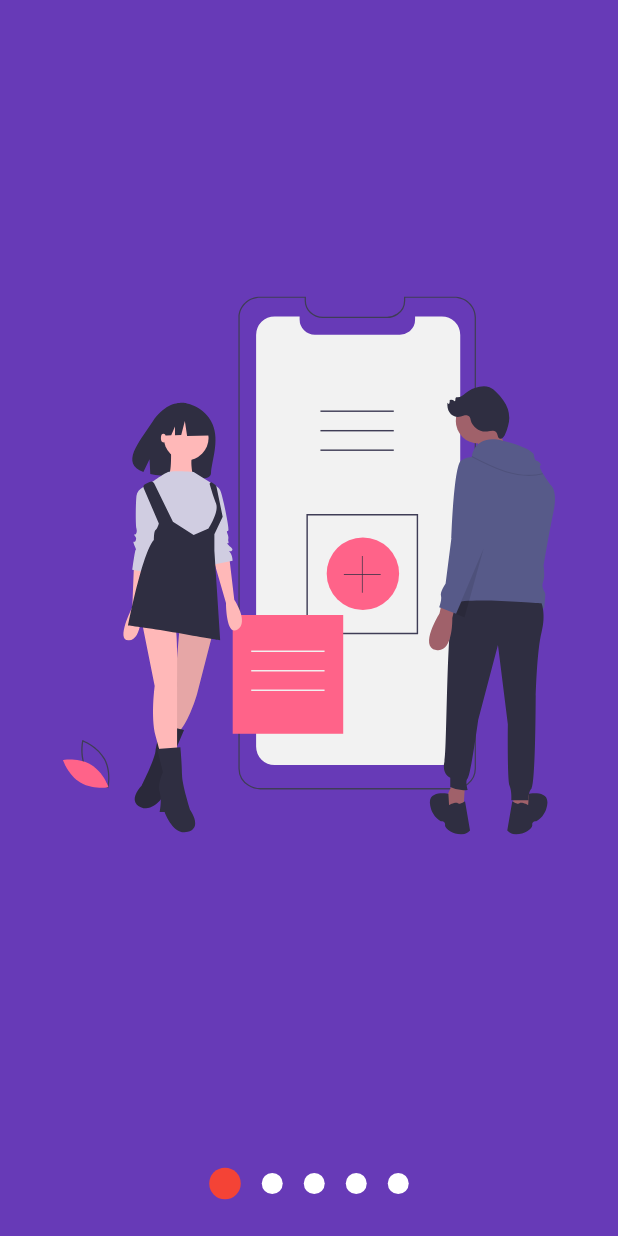
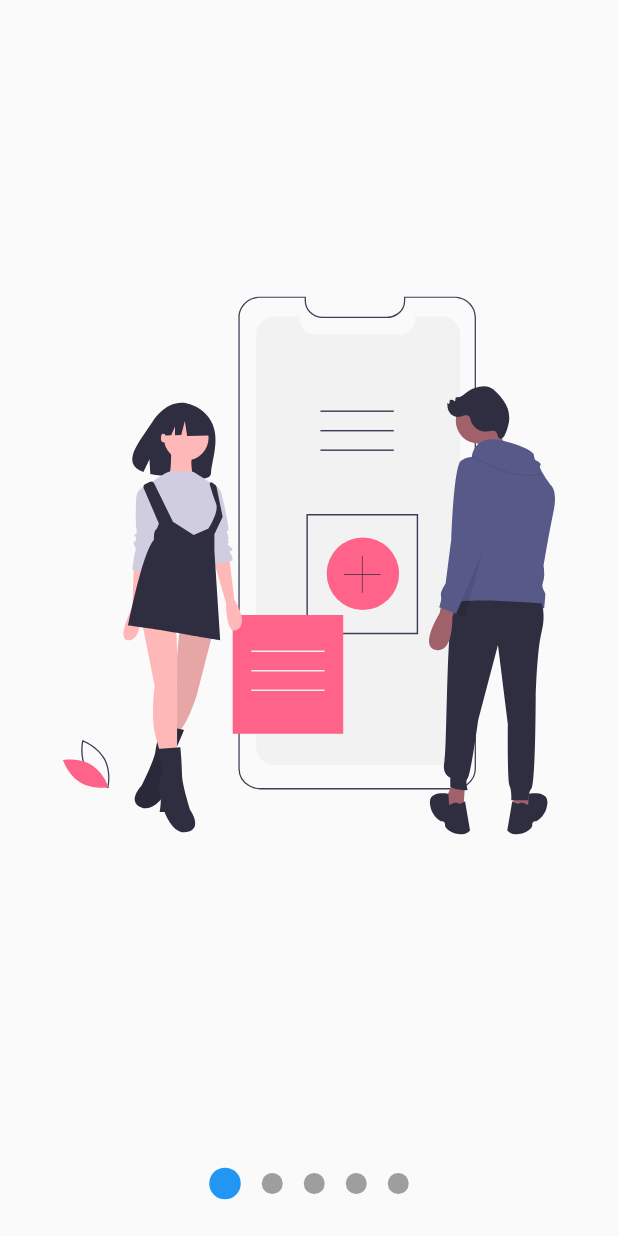
Before and after one commit to fmontalvoo/theme_app, a Flutter app: the screen it shows after launch, after a tap on "Slideshow", on a phone screen of 412 x 824 dp. Run offline on Flutter 3.47's test engine with Material 2 defaults, Android fonts, the phone set to English and light mode, and no system bars; our stand-ins replace animate_do, flutter_svg, font_awesome_flutter.

Commit message:
Modifico esquema de colores segun el tema seleccionado.
Signed-off-by: Frank Montalvo Ochoa <fmontalvoo@ups.edu.ec>

```diff
--- a/lib/src/pages/circular_progress_page.dart
+++ b/lib/src/pages/circular_progress_page.dart
@@ -11,6 +11,7 @@ class _CircularProgressPageState extends State<CircularProgressPage> {
   double porcentaje = 0.0;
   @override
   Widget build(BuildContext context) {
+    final theme = Theme.of(context);
     return Scaffold(
       body: Center(
         child: Container(
@@ -18,8 +19,8 @@ class _CircularProgressPageState extends State<CircularProgressPage> {
             height: 250.0,
             child: RadialProgressIndicator(
               percentage: porcentaje,
-              outStrokeColor: Colors.blue,
-              inStrokeColor: Colors.grey,
+              // outStrokeColor: Colors.amber,
+              inStrokeColor: theme.textTheme.bodyText1.color,
               inStrokeWitdh: 5.0,
               outStrokeWitdh: 10.0,
               gradient: LinearGradient(colors: <Color>[
--- a/lib/src/pages/headers_page.dart
+++ b/lib/src/pages/headers_page.dart
@@ -5,8 +5,9 @@ import 'package:themes_app/src/widgets/headers.dart';
 class HeadersPage extends StatelessWidget {
   @override
   Widget build(BuildContext context) {
+    final theme = Theme.of(context);
     return Scaffold(
-      body: HeaderWaveGradient(),
+      body: HeaderWave(color: theme.accentColor),
     );
   }
 }
--- a/lib/src/pages/slide_show_page.dart
+++ b/lib/src/pages/slide_show_page.dart
@@ -7,11 +7,12 @@ import 'package:themes_app/src/widgets/slide_show.dart';
 class SlideShowPage extends StatelessWidget {
   @override
   Widget build(BuildContext context) {
+    final theme = Theme.of(context);
     return Scaffold(
-      backgroundColor: Colors.deepPurple,
+      backgroundColor: theme.scaffoldBackgroundColor,
       body: SlideShow(
-        primaryColor: Colors.red,
-        secondaryColor: Colors.white,
+        primaryColor: theme.accentColor,
+        // secondaryColor: Colors.white,
         children: [
           SvgPicture.asset('lib/assets/images/slide-1.svg'),
           SvgPicture.asset('lib/assets/images/slide-2.svg'),
--- a/lib/src/routes/routes.dart
+++ b/lib/src/routes/routes.dart
@@ -34,7 +34,7 @@ class AppRoutes {
         page: CircularProgressPage()),
     _Route(
         icon: FontAwesomeIcons.pinterest,
-        title: "Pinteres",
+        title: "Pinterest",
         page: PinterestPage()),
     _Route(
         icon: FontAwesomeIcons.mobile,
--- a/lib/src/theme/theme_changer.dart
+++ b/lib/src/theme/theme_changer.dart
@@ -11,20 +11,17 @@ class ThemeChanger with ChangeNotifier {
       case 1:
         this._darkTheme = false;
         this._customTheme = false;
-        this._theme = ThemeData.light();
+        this._theme = _temaClaro();
         break;
       case 2:
         this._darkTheme = true;
         this._customTheme = false;
-        this._theme = ThemeData.dark();
+        this._theme = _temaOscuro();
         break;
       case 3:
         this._darkTheme = false;
         this._customTheme = true;
-        this._theme = ThemeData(
-          primarySwatch: Colors.amber,
-          visualDensity: VisualDensity.adaptivePlatformDensity,
-        );
+        this._theme = _temaPersonalizado();
         break;
       default:
     }
@@ -34,9 +31,9 @@ class ThemeChanger with ChangeNotifier {
     this._darkTheme = value;
     this._customTheme = false;
     if (value)
-      this._theme = ThemeData.dark();
+      this._theme = _temaOscuro();
     else
-      this._theme = ThemeData.light();
+      this._theme = _temaClaro();
     notifyListeners();
   }
 
@@ -46,16 +43,32 @@ class ThemeChanger with ChangeNotifier {
     this._customTheme = value;
     this._darkTheme = false;
     if (value)
-      this._theme = ThemeData(
-        primarySwatch: Colors.amber,
-        visualDensity: VisualDensity.adaptivePlatformDensity,
-      );
+      this._theme = _temaPersonalizado();
     else
-      this._theme = ThemeData.light();
+      this._theme = _temaClaro();
     notifyListeners();
   }
 
   bool get getCustomTheme => this._customTheme;
 
   ThemeData get getTheme => this._theme;
+
+  ThemeData _temaOscuro() {
+    return ThemeData.dark().copyWith(accentColor: Colors.deepPurpleAccent);
+  }
+
+  ThemeData _temaClaro() {
+    return ThemeData.light();
+  }
+
+  ThemeData _temaPersonalizado() {
+    return ThemeData.dark().copyWith(
+      // primarySwatch: Colors.amber,
+      accentColor: Color(0xff48a0eb),
+      primaryColorLight: Colors.white,
+      scaffoldBackgroundColor: Color(0xff16202b),
+      textTheme: TextTheme(bodyText1: TextStyle(color: Colors.white)),
+      visualDensity: VisualDensity.adaptivePlatformDensity,
+    );
+  }
 }
--- a/lib/src/widgets/button_list.dart
+++ b/lib/src/widgets/button_list.dart
@@ -4,17 +4,18 @@ class ButtonList extends StatelessWidget {
   @override
   Widget build(BuildContext context) {
     final size = MediaQuery.of(context).size;
+    final theme = Theme.of(context);
     return ButtonTheme(
       minWidth: size.width * .9,
       height: 100.0,
       shape: RoundedRectangleBorder(
           borderRadius: BorderRadius.only(topLeft: Radius.circular(50.0))),
       child: RaisedButton(
-          color: Color(0xffed6762),
+          color: theme.accentColor,
           child: Text(
             "Create new list",
             style: TextStyle(
-                color: Colors.white,
+                color: theme.scaffoldBackgroundColor,
                 fontSize: 18.0,
                 fontWeight: FontWeight.bold,
                 letterSpacing: 3.0),
--- a/lib/src/widgets/options_list.dart
+++ b/lib/src/widgets/options_list.dart
@@ -7,17 +7,18 @@ class OptionsList extends StatelessWidget {
   final appRoutes = AppRoutes.appRoutes;
   @override
   Widget build(BuildContext context) {
+    final appTheme = Theme.of(context);
     return ListView.separated(
       physics: BouncingScrollPhysics(),
       itemCount: appRoutes.length,
       separatorBuilder: (context, i) => Divider(
-        color: Colors.blue,
+        color: appTheme.primaryColorLight,
       ),
       itemBuilder: (BuildContext context, int index) {
         return ListTile(
           title: Text(appRoutes[index].title),
-          leading: FaIcon(appRoutes[index].icon, color: Colors.blue),
-          trailing: Icon(Icons.chevron_right, color: Colors.blue),
+          leading: FaIcon(appRoutes[index].icon, color: appTheme.accentColor),
+          trailing: Icon(Icons.chevron_right, color: appTheme.accentColor),
           onTap: () {
             Navigator.push(
                 context,
--- a/lib/src/widgets/user_drawer.dart
+++ b/lib/src/widgets/user_drawer.dart
@@ -10,7 +10,7 @@ class UserDrawer extends StatelessWidget {
   @override
   Widget build(BuildContext context) {
     final appTheme = Provider.of<ThemeChanger>(context);
-
+    final theme = Theme.of(context);
     return Drawer(
       child: Container(
         child: Column(
@@ -21,6 +21,7 @@ class UserDrawer extends StatelessWidget {
                 width: double.infinity,
                 height: 200.0,
                 child: CircleAvatar(
+                  backgroundColor: theme.accentColor,
                   child: Text('FM', style: TextStyle(fontSize: 50.0)),
                 ),
               ),
@@ -30,10 +31,10 @@ class UserDrawer extends StatelessWidget {
             ),
             ListTile(
               title: Text('Dark Mode'),
-              leading: Icon(Icons.lightbulb_outline, color: Colors.blue),
+              leading: Icon(Icons.lightbulb_outline, color: theme.accentColor),
               trailing: Switch.adaptive(
                   value: appTheme.getDarkTheme,
-                  activeColor: Colors.blue,
+                  activeColor: theme.accentColor,
                   onChanged: (value) => appTheme.setDarkTheme = value),
             ),
             SafeArea(
@@ -41,10 +42,11 @@ class UserDrawer extends StatelessWidget {
               top: false,
               child: ListTile(
                 title: Text('Custom Theme'),
-                leading: Icon(Icons.add_to_home_screen, color: Colors.blue),
+                leading:
+                    Icon(Icons.add_to_home_screen, color: theme.accentColor),
                 trailing: Switch.adaptive(
                     value: appTheme.getCustomTheme,
-                    activeColor: Colors.blue,
+                    activeColor: theme.accentColor,
                     onChanged: (value) => appTheme.setCustomTheme = value),
               ),
             ),
```
Also changed, not shown: lib/src/pages/pinterest_page.dart (+13 -11 lines), lib/src/pages/sliver_list_page.dart (+8 -7 lines), lib/src/widgets/headers.dart (+10 -2 lines).
